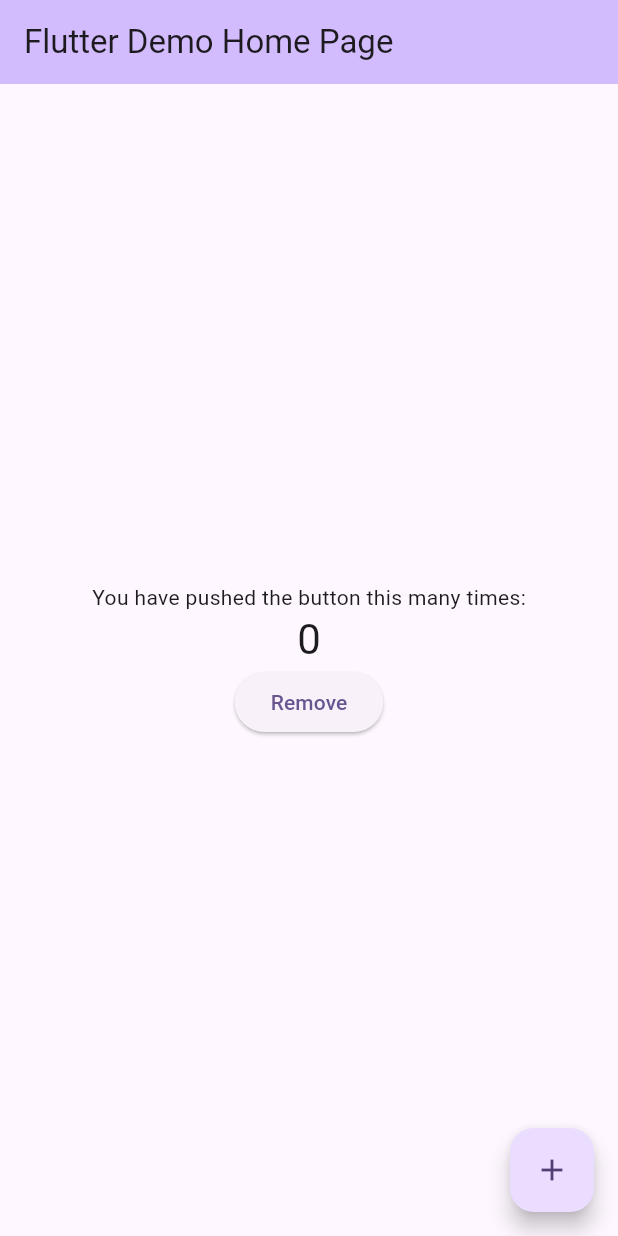
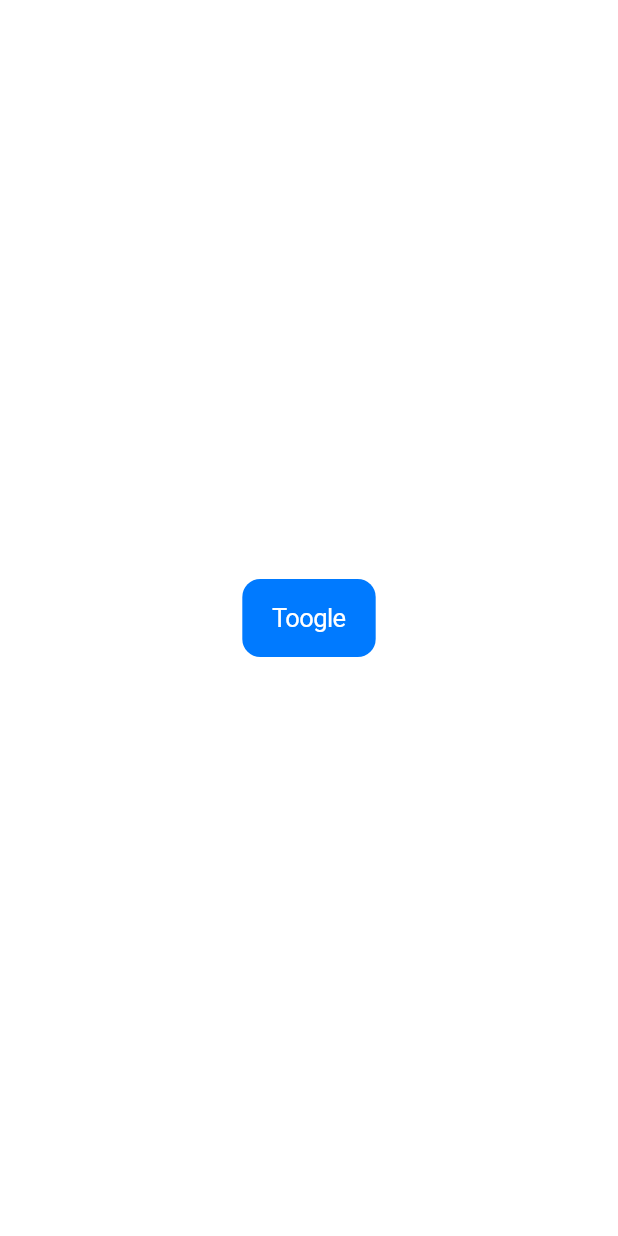
Before and after one commit to gn00678465/sub_minder_app, a Flutter app: the screen it shows after launch, on a phone screen of 412 x 824 dp. Run offline on Flutter 3.47's test engine with Material 2 defaults, Android fonts, the phone set to English and light mode, and no system bars; our stand-ins replace equatable, flutter_local_notifications, flutter_riverpod, flutter_secure_storage, flutter_timezone, shared_preferences and 2 more; accounts and stored records are empty.

Commit message:
feat: 新增 dark mode

```diff
--- a/lib/app.dart
+++ b/lib/app.dart
@@ -1,6 +1,5 @@
 import 'dart:io';
 
-import 'package:flutter/material.dart';
 import 'package:flutter/cupertino.dart';
 import 'package:flutter/foundation.dart';
 import 'package:flutter_riverpod/flutter_riverpod.dart';
@@ -9,9 +8,7 @@ import 'package:flutter_timezone/flutter_timezone.dart';
 import 'package:timezone/data/latest_all.dart' as tz;
 import 'package:timezone/timezone.dart' as tz;
 
-import 'package:sub_minder/model/currency.dart';
 import './services/local_notification.dart';
-import './services/database.dart';
 import './providers/providers.dart';
 import './providers/currenciesProvider.dart';
 
@@ -53,32 +50,43 @@ class _EagerInitialization extends ConsumerWidget {
   }
 }
 
-class App extends StatelessWidget {
+class App extends ConsumerWidget {
   const App({super.key});
 
-  // This widget is the root of your application.
   @override
-  Widget build(BuildContext context) {
-    return MaterialApp(
-      title: 'Flutter Demo',
-      theme: ThemeData(
-        // This is the theme of your application.
-        //
-        // TRY THIS: Try running your application with "flutter run". You'll see
-        // the application has a blue toolbar. Then, without quitting the app,
-        // try changing the seedColor in the colorScheme below to Colors.green
-        // and then invoke "hot reload" (save your changes or press the "hot
-        // reload" button in a Flutter-supported IDE, or press "r" if you used
-        // the command line to start the app).
-        //
-        // Notice that the counter didn't reset back to zero; the application
-        // state is not lost during the reload. To reset the state, use hot
-        // restart instead.
-        //
-        // This works for code too, not just values: Most code changes can be
-        // tested with just a hot reload.
-        colorScheme: ColorScheme.fromSeed(seedColor: Colors.deepPurple),
-        useMaterial3: true,
+  Widget build(BuildContext context, WidgetRef ref) {
+    final bool isDark = ref.watch(darkModeProvider);
+    return CupertinoApp(
+      title: 'Sub Minder',
+      debugShowCheckedModeBanner: false,
+      theme: CupertinoThemeData(
+        brightness: isDark ? Brightness.dark : Brightness.light,
+        barBackgroundColor: const CupertinoDynamicColor.withBrightness(
+          color: CupertinoColors.white,
+          darkColor: CupertinoColors.black,
+        ),
+        scaffoldBackgroundColor: const CupertinoDynamicColor.withBrightness(
+          color: CupertinoColors.white,
+          darkColor: CupertinoColors.black,
+        ),
+        textTheme: const CupertinoTextThemeData(
+          navLargeTitleTextStyle: TextStyle(
+            inherit: false,
+            fontSize: 34,
+            fontWeight: FontWeight.w700,
+            fontFamily: 'GenSenRounded',
+            color: CupertinoDynamicColor.withBrightness(
+                color: CupertinoColors.black, darkColor: CupertinoColors.white),
+            letterSpacing: 1.05,
+          ),
+          textStyle: TextStyle(
+            fontSize: 16,
+            fontWeight: FontWeight.w400,
+            fontFamily: 'GenSenRounded',
+            color: CupertinoDynamicColor.withBrightness(
+                color: CupertinoColors.black, darkColor: CupertinoColors.white),
+          ),
+        ),
       ),
       home: const MyHomePage(title: 'Flutter Demo Home Page'),
     );
@@ -88,15 +96,6 @@ class App extends StatelessWidget {
 class MyHomePage extends ConsumerStatefulWidget {
   const MyHomePage({super.key, required this.title});
 
-  // This widget is the home page of your application. It is stateful, meaning
-  // that it has a State object (defined below) that contains fields that affect
-  // how it looks.
-
-  // This class is the configuration for the state. It holds the values (in this
-  // case the title) provided by the parent (in this case the App widget) and
-  // used by the build method of the State. Fields in a Widget subclass are
-  // always marked "final".
-
   final String title;
 
   @override
@@ -104,74 +103,18 @@ class MyHomePage extends ConsumerStatefulWidget {
 }
 
 class _MyHomePageState extends ConsumerState<MyHomePage> {
-  int _counter = 0;
-
-  void _add() async {
-    await ref.read(currenciesProvider.notifier).addCurrency(
-        Currency(name: 'test', code: 'testcode', symbol: 'testsymbal'));
-  }
-
-  void _remove() async {
-    await ref.read(currenciesProvider.notifier).removeCurrency(
-        Currency(name: 'test', code: 'testcode', symbol: 'testsymbal'));
-  }
-
   @override
   Widget build(BuildContext context) {
-    // This method is rerun every time setState is called, for instance as done
-    // by the _incrementCounter method above.
-    //
-    // The Flutter framework has been optimized to make rerunning build methods
-    // fast, so that you can just rebuild anything that needs updating rather
-    // than having to individually change instances of widgets.
-    return Scaffold(
-      appBar: AppBar(
-        // TRY THIS: Try changing the color here to a specific color (to
-        // Colors.amber, perhaps?) and trigger a hot reload to see the AppBar
-        // change color while the other colors stay the same.
-        backgroundColor: Theme.of(context).colorScheme.inversePrimary,
-        // Here we take the value from the MyHomePage object that was created by
-        // the App.build method, and use it to set our appbar title.
-        title: Text(widget.title),
-      ),
-      body: Center(
-        // Center is a layout widget. It takes a single child and positions it
-        // in the middle of the parent.
-        child: Column(
-          // Column is also a layout widget. It takes a list of children and
-          // arranges them vertically. By default, it sizes itself to fit its
-          // children horizontally, and tries to be as tall as its parent.
-          //
-          // Column has various properties to control how it sizes itself and
-          // how it positions its children. Here we use mainAxisAlignment to
-          // center the children vertically; the main axis here is the vertical
-          // axis because Columns are vertical (the cross axis would be
-          // horizontal).
-          //
-          // TRY THIS: Invoke "debug painting" (choose the "Toggle Debug Paint"
-          // action in the IDE, or press "p" in the console), to see the
-          // wireframe for each widget.
-          mainAxisAlignment: MainAxisAlignment.center,
-          children: <Widget>[
-            const Text(
-              'You have pushed the button this many times:',
-            ),
-            Text(
-              '$_counter',
-              style: Theme.of(context).textTheme.headlineMedium,
-            ),
-            ElevatedButton(
-              onPressed: _remove,
-              child: const Text('Remove'),
-            ),
-          ],
+    return CupertinoPageScaffold(
+      child: Center(
+        child: CupertinoButton.filled(
+          child: const Text('Toogle'),
+          onPressed: () {
+            ref.read(darkModeProvider.notifier).state =
+                !ref.read(darkModeProvider.notifier).state;
+          },
         ),
       ),
-      floatingActionButton: FloatingActionButton(
-        onPressed: _add,
-        tooltip: 'Increment',
-        child: const Icon(Icons.add),
-      ), // This trailing comma makes auto-formatting nicer for build methods.
     );
   }
 }
--- a/lib/providers/providers.dart
+++ b/lib/providers/providers.dart
@@ -4,3 +4,5 @@ import 'package:flutter_riverpod/flutter_riverpod.dart';
 final sharedPreferencesProvider = Provider<SharedPreferences>((ref) {
   throw UnimplementedError();
 });
+
+final darkModeProvider = StateProvider<bool>((ref) => false);
```
